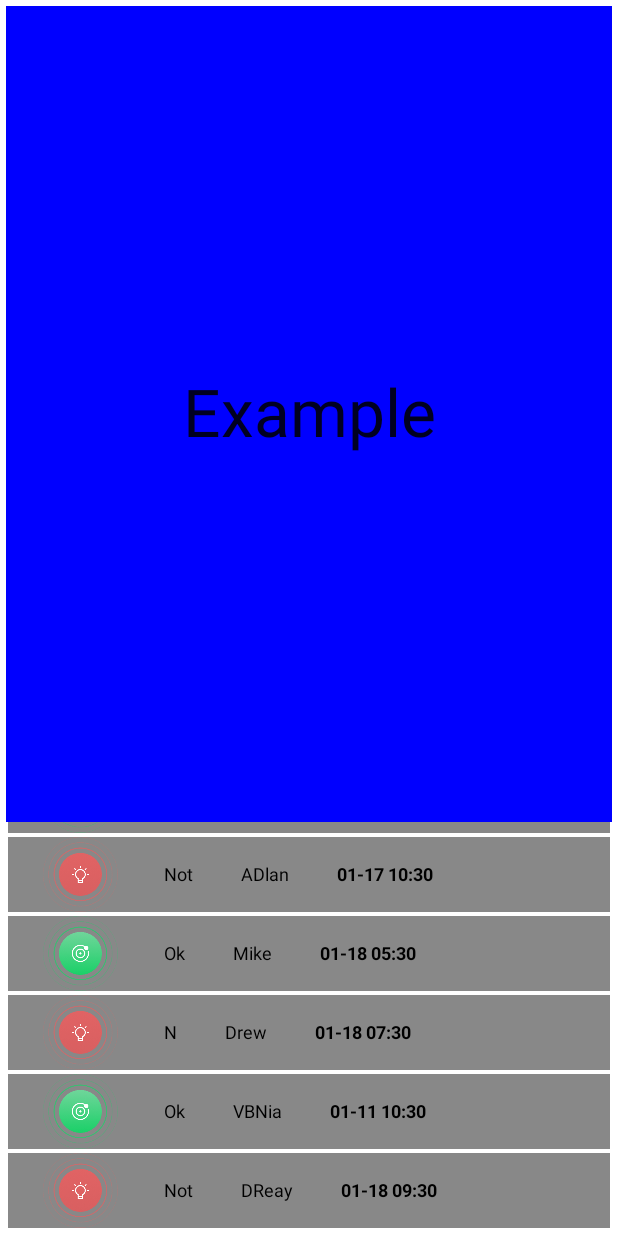
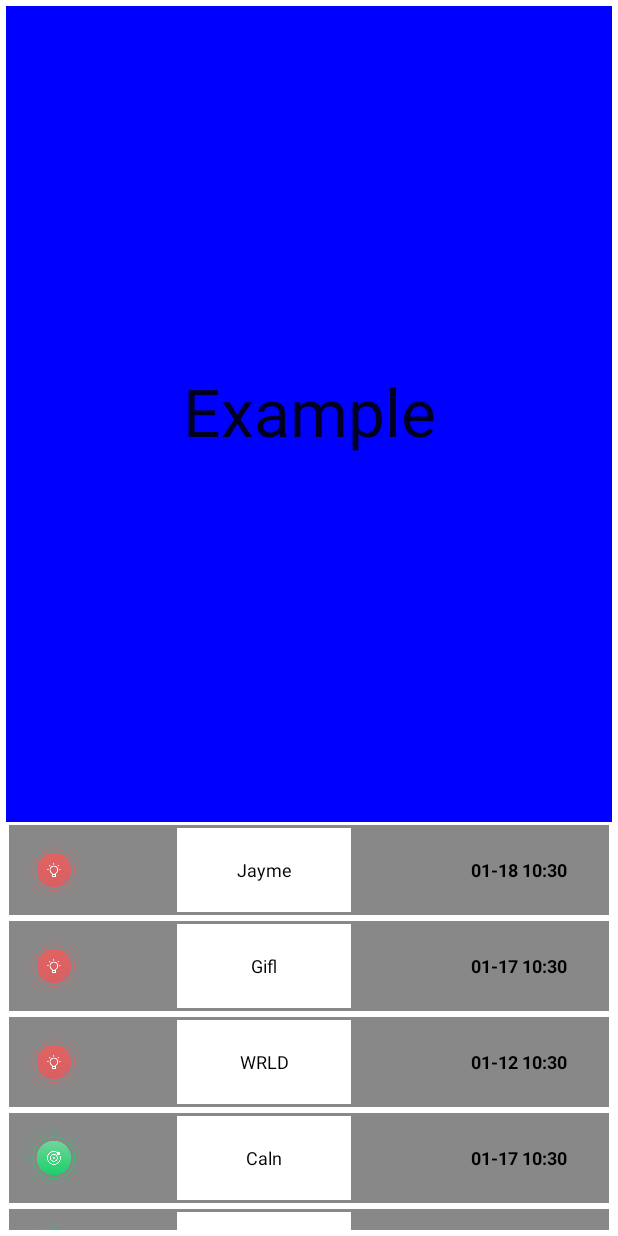
Before and after one commit to Mirek35/scrolls, an Android app built with Jetpack Compose: the screen it shows after launch (MainActivity), on a phone screen of 412 x 824 dp. Run offline under Robolectric (Android 15) with nearby library versions, the light colour scheme and no system bars.

Commit message:
Zmieniono system wyrównania składników  w wierszu

```diff
--- a/app/src/main/java/com/example/scrolls/ElementsForOneRow.kt
+++ b/app/src/main/java/com/example/scrolls/ElementsForOneRow.kt
@@ -1,6 +1,98 @@
 package com.example.scrolls
 
+import androidx.compose.foundation.background
+import androidx.compose.foundation.layout.*
+import androidx.compose.material.Text
+import androidx.compose.runtime.Composable
+import androidx.compose.ui.Alignment
+import androidx.compose.ui.Modifier
+import androidx.compose.ui.graphics.Color
+import androidx.compose.ui.text.font.FontWeight
+import androidx.compose.ui.text.style.TextAlign
+import androidx.compose.ui.unit.dp
+import androidx.compose.ui.unit.sp
 import java.time.LocalDateTime
 
-data class ElementsForOneRow(val isOk:String, val name: String ,val mdata:LocalDateTime){
+data class ElementsForOneRow(val isOk: String, val name: String, val mdata: LocalDateTime) {
 }
+
+@Composable
+fun ElementsForOneRow(item: ElementsForOneRow) {
+    Row(
+        modifier = Modifier
+            .padding(2.dp)
+            .fillMaxWidth()
+            .background(Color.Gray),
+        verticalAlignment = Alignment.CenterVertically,
+        horizontalArrangement = Arrangement.SpaceBetween
+
+    ) {
+        Box(
+            Modifier
+                .width(60.dp)
+                .height(60.dp)
+                .padding(2.dp)
+                .background(Color.Gray),
+            contentAlignment = Alignment.Center
+
+        ) {
+            this@Row.PaintStatusIcon(item)
+        }
+        Box(
+            Modifier
+                .width(120.dp)
+                .height(60.dp)
+                .padding(2.dp)
+                .background(Color.White),
+            contentAlignment = Alignment.Center,
+
+
+        ) {
+            this@Row.Name(item)
+        }
+        Box(
+            modifier = Modifier
+                .width(120.dp)
+                .height(60.dp)
+                .padding(2.dp)
+                .background(Color.Gray),
+            contentAlignment = Alignment.Center
+        ) {
+            this@Row.Time(item)
+        }
+
+    }
+}
+
+@Composable
+private fun RowScope.Time(item: ElementsForOneRow) {
+    Text(
+        text = convertTimeToHumanReadableFormat(item.mdata),
+        fontSize = 12.sp,
+        fontWeight = FontWeight.Bold,
+        color = Color.Black
+    )
+}
+
+@Composable
+private fun RowScope.Name(item: ElementsForOneRow) {
+    Text(
+        modifier = Modifier
+            .padding(horizontal = 16.dp),
+        text = item.name,
+        color = Color.Black,
+        fontSize = 12.sp
+    )
+}
+
+@Composable
+private fun RowScope.IsElementOk(item: ElementsForOneRow) {
+    Text(
+//        modifier = Modifier
+//            .padding(horizontal = 16.dp)
+//            .align(Alignment.CenterVertically),
+        text = item.isOk,
+        color = Color.Black,
+        fontSize = 12.sp
+    )
+}
--- a/app/src/main/java/com/example/scrolls/MainActivity.kt
+++ b/app/src/main/java/com/example/scrolls/MainActivity.kt
@@ -6,59 +6,27 @@ import androidx.activity.compose.setContent
 import androidx.compose.foundation.background
 import androidx.compose.foundation.layout.*
 import androidx.compose.foundation.lazy.LazyColumn
+import androidx.compose.foundation.lazy.LazyRow
 import androidx.compose.foundation.lazy.items
-import androidx.compose.foundation.lazy.rememberLazyListState
-import androidx.compose.material.Icon
 import androidx.compose.material.Surface
 import androidx.compose.material.Text
 import androidx.compose.runtime.Composable
 import androidx.compose.ui.Alignment
-import androidx.compose.ui.Alignment.Companion.BottomCenter
-import androidx.compose.ui.Alignment.Companion.CenterVertically
 import androidx.compose.ui.Modifier
 import androidx.compose.ui.graphics.Color
-import androidx.compose.ui.res.painterResource
-import androidx.compose.ui.text.font.FontWeight
 import androidx.compose.ui.tooling.preview.Preview
 import androidx.compose.ui.unit.dp
 import androidx.compose.ui.unit.sp
 import com.example.scrolls.ui.theme.ScrollsTheme
-import kotlinx.coroutines.CoroutineScope
-import kotlinx.coroutines.Dispatchers
-import kotlinx.coroutines.launch
 import java.time.LocalDateTime
 import java.time.format.DateTimeFormatter
 import androidx.compose.material.MaterialTheme as MaterialTheme1
 
 class MainActivity : ComponentActivity() {
 
-    private val listItems: List<ElementsForOneRow> = listOf(
-        ElementsForOneRow("isOk", "Jayme", LocalDateTime.now()),
-        ElementsForOneRow("isNot", "Gifl", LocalDateTime.now().minusDays(1)),
-        ElementsForOneRow("not", "WRLD", LocalDateTime.now().minusDays(6)),
-        ElementsForOneRow("Ok", "Caln", LocalDateTime.now().minusDays(1)),
-        ElementsForOneRow("Ok", "Brton", LocalDateTime.now().minusHours(2)),
-        ElementsForOneRow("Ok", "Kyla", LocalDateTime.now().minusDays(1)),
-        ElementsForOneRow("Ok", "Liley", LocalDateTime.now().minusHours(1)),
-        ElementsForOneRow("Ok", "Allan", LocalDateTime.now().minusHours(2)),
-        ElementsForOneRow("Ok", "Mike", LocalDateTime.now().minusDays(4)),
-        ElementsForOneRow("Ok", "Drew", LocalDateTime.now().minusHours(4)),
-        ElementsForOneRow("Ok", "SDNia", LocalDateTime.now().minusHours(2)),
-        ElementsForOneRow("Ok", "CoiRelay", LocalDateTime.now().minusDays(8)),
-        ElementsForOneRow("Ok", "CGGlan", LocalDateTime.now().minusHours(2)),
-        ElementsForOneRow("Not", "Brton", LocalDateTime.now().minusHours(7)),
-        ElementsForOneRow("Ok", "TKyla", LocalDateTime.now().minusDays(1)),
-        ElementsForOneRow("Ok", "Liley", LocalDateTime.now().minusHours(3)),
-        ElementsForOneRow("Not", "ADlan", LocalDateTime.now().minusDays(1)),
-        ElementsForOneRow("Ok", "Mike", LocalDateTime.now().minusHours(5)),
-        ElementsForOneRow("N", "Drew", LocalDateTime.now().minusHours(3)),
-        ElementsForOneRow("Ok", "VBNia", LocalDateTime.now().minusDays(7)),
-        ElementsForOneRow("Not", "DReay", LocalDateTime.now().minusHours(1))
-
-    )
-
     override fun onCreate(savedInstanceState: Bundle?) {
         super.onCreate(savedInstanceState)
+        val phoneModel = PhoneModel()
         setContent {
             ScrollsTheme {
                 // A surface container using the 'background' color from the theme
@@ -66,7 +34,14 @@ class MainActivity : ComponentActivity() {
                     modifier = Modifier.fillMaxSize(),
                     color = MaterialTheme1.colors.background
                 ) {
-                    DisplayList(items = listItems)
+                    Column(
+                        Modifier
+                            .fillMaxSize()
+                            .padding(4.dp)
+                    ) {
+                        TopScreen()
+                        BottomScreen(items = phoneModel.listItems)
+                    }
                 }
             }
         }
@@ -74,13 +49,7 @@ class MainActivity : ComponentActivity() {
 }
 
 @Composable
-fun DisplayList(items: List<ElementsForOneRow>) {
-    val listState = rememberLazyListState()
-    Column(
-        Modifier
-            .fillMaxSize()
-            .padding(4.dp)
-    ) {
+private fun ColumnScope.TopScreen() {
     Row(
         Modifier
             .fillMaxWidth()
@@ -88,95 +57,29 @@ fun DisplayList(items: List<ElementsForOneRow>) {
             .background(Color.Blue),
         verticalAlignment = Alignment.CenterVertically,
         horizontalArrangement = Arrangement.Center,
-        ){
+    ) {
         Text(text = "Example", fontSize = 44.sp)
-
+    }
 }
 
+@Composable
+private fun ColumnScope.BottomScreen(
+    items: List<ElementsForOneRow>
+) {
     Row(
         Modifier
             .fillMaxWidth()
             .weight(1f)
             .background(Color.Transparent),
-            verticalAlignment = Alignment.CenterVertically,
-            horizontalArrangement = Arrangement.Center,
     ) {
         LazyColumn(
-            state = listState,
             modifier = Modifier
                 .fillMaxSize(1f)
+
         ) {
             items(items) { item ->
                 ElementsForOneRow(item = item)
             }
-            CoroutineScope(Dispatchers.Main).launch {
-                listState.scrollToItem(items.size - 1)
-            }
-        }
-    }
-    }
-}
-
-@Composable
-fun ElementsForOneRow(item: ElementsForOneRow) {
-
-    Box(
-        modifier = Modifier
-            .fillMaxWidth()
-            .padding(1.dp)
-            .height(50.dp)
-            .background(color = Color.Gray)
-    ) {
-
-        Row(
-            modifier = Modifier
-                .align(BottomCenter)
-                .padding(horizontal = 8.dp)
-                .fillMaxWidth()
-
-        ) {
-            if (item.isOk=="Ok"){
-                Icon(
-                    painter = painterResource(R.drawable.scanning_ending),
-                    modifier = Modifier
-                        .size(80.dp)
-                        .padding(horizontal = 8.dp)
-                        .align(CenterVertically)
-                    , tint = Color.Unspecified,
-                    contentDescription =""
-                )
-            }else
-                Icon(
-                    painter = painterResource(R.drawable.scanning_error),
-                    modifier = Modifier
-                        .size(80.dp)
-                        .padding(horizontal = 8.dp)
-                        .align(CenterVertically)
-                    , tint = Color.Unspecified,
-                    contentDescription =""
-                )
-
-
-            Text(modifier = Modifier
-                .padding(horizontal = 16.dp)
-                .align(CenterVertically),
-                text = item.isOk,
-                color = Color.Black,
-                fontSize = 12.sp)
-            Text(modifier = Modifier
-                .padding(horizontal = 16.dp)
-                .align(CenterVertically),
-                text = item.name,
-                color = Color.Black,
-                fontSize = 12.sp)
-
-            Text(modifier = Modifier
-                .padding(horizontal = 16.dp)
-                .align(CenterVertically)
-                ,text = convertTimeToHumanReadableFormat(item.mdata),
-                fontSize = 12.sp,
-                fontWeight = FontWeight.Bold,
-                color = Color.Black)
         }
     }
 }
--- /dev/null
+++ b/app/src/main/java/com/example/scrolls/PaintStatusIcon.kt
@@ -0,0 +1,34 @@
+package com.example.scrolls
+
+import androidx.compose.foundation.layout.RowScope
+import androidx.compose.foundation.layout.padding
+import androidx.compose.foundation.layout.size
+import androidx.compose.material.Icon
+import androidx.compose.runtime.Composable
+import androidx.compose.ui.Alignment
+import androidx.compose.ui.Modifier
+import androidx.compose.ui.graphics.Color
+import androidx.compose.ui.res.painterResource
+import androidx.compose.ui.tooling.preview.Preview
+import androidx.compose.ui.unit.dp
+import com.example.scrolls.ui.theme.ScrollsTheme
+
+@Composable
+fun RowScope.PaintStatusIcon(item: ElementsForOneRow) {
+    if (item.isOk == "Ok") {
+        DrawIcon(R.drawable.scanning_ending)
+    } else
+        DrawIcon(R.drawable.scanning_error)
+}
+
+@Composable
+private fun RowScope.DrawIcon(iconToRender: Int) {
+    Icon(
+        painter = painterResource(iconToRender),
+        modifier = Modifier
+            .size(80.dp)
+            .padding(horizontal = 8.dp)
+            .align(Alignment.CenterVertically), tint = Color.Unspecified,
+        contentDescription = ""
+    )
+}
--- /dev/null
+++ b/app/src/main/java/com/example/scrolls/PhoneModel.kt
@@ -0,0 +1,32 @@
+package com.example.scrolls
+
+import java.time.LocalDateTime
+
+class PhoneModel {
+    val listItems: List<ElementsForOneRow> = listOf(
+        ElementsForOneRow("isOk", "Jayme", LocalDateTime.now()),
+        ElementsForOneRow("isNot", "Gifl", LocalDateTime.now().minusDays(1)),
+        ElementsForOneRow("not", "WRLD", LocalDateTime.now().minusDays(6)),
+        ElementsForOneRow("Ok", "Caln", LocalDateTime.now().minusDays(1)),
+        ElementsForOneRow("Ok", "Brton", LocalDateTime.now().minusHours(2)),
+        ElementsForOneRow("Ok", "Kyla", LocalDateTime.now().minusDays(1)),
+        ElementsForOneRow("Ok", "Liley", LocalDateTime.now().minusHours(1)),
+        ElementsForOneRow("Ok", "Allan", LocalDateTime.now().minusHours(2)),
+        ElementsForOneRow("Ok", "Mike", LocalDateTime.now().minusDays(4)),
+        ElementsForOneRow("Ok", "Drew", LocalDateTime.now().minusHours(4)),
+        ElementsForOneRow("Ok", "SDNia", LocalDateTime.now().minusHours(2)),
+        ElementsForOneRow("Ok", "CoiRelay", LocalDateTime.now().minusDays(8)),
+        ElementsForOneRow("Ok", "CGGlan", LocalDateTime.now().minusHours(2)),
+        ElementsForOneRow("Not", "Brton", LocalDateTime.now().minusHours(7)),
+        ElementsForOneRow("Ok", "TKyla", LocalDateTime.now().minusDays(1)),
+        ElementsForOneRow("Ok", "Liley", LocalDateTime.now().minusHours(3)),
+        ElementsForOneRow("Not", "ADlan", LocalDateTime.now().minusDays(1)),
+        ElementsForOneRow("Ok", "Mike", LocalDateTime.now().minusHours(5)),
+        ElementsForOneRow("N", "Drew", LocalDateTime.now().minusHours(3)),
+        ElementsForOneRow("Ok", "VBNia", LocalDateTime.now().minusDays(7)),
+        ElementsForOneRow("Not", "DReay", LocalDateTime.now().minusHours(1))
+
+    )
+
+
+}
```
Lines whose indentation alone changed are shown as unchanged.
